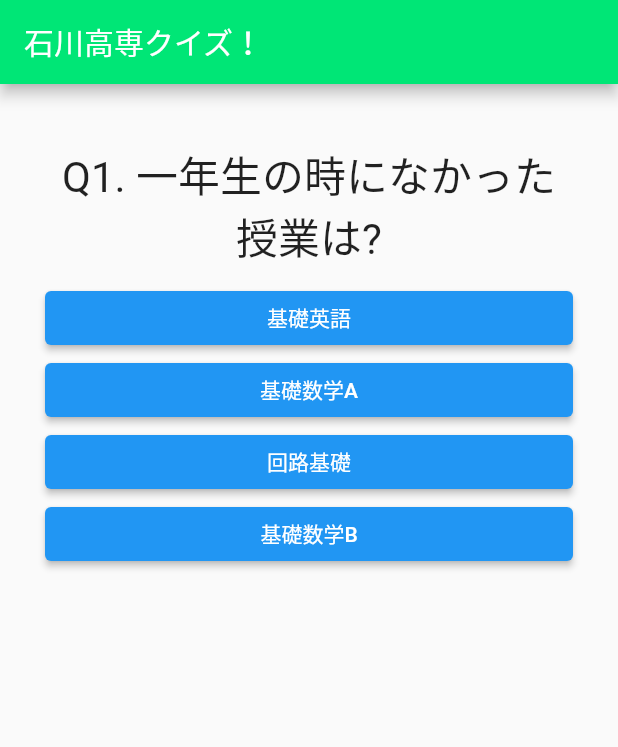
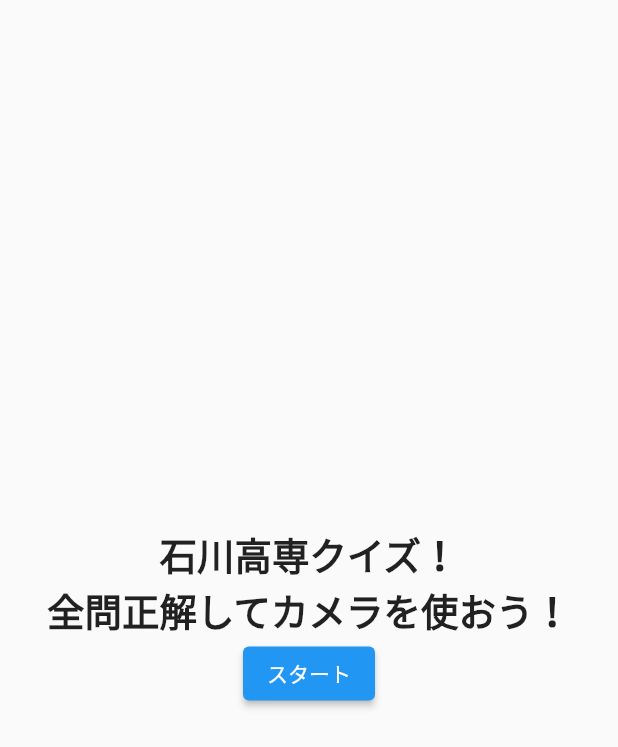
Before and after one commit to Rtosshy/camera_quiz_app, a Flutter app: the screen it shows after launch, on a phone screen of 412 x 824 dp. Shown: the top 747 px of the screen. Run offline on Flutter 3.47's test engine with Material 2 defaults, Android fonts, the light colour scheme and no system bars; our stand-ins replace camera.

Commit message:
Complete the refactor and add the first page

```diff
--- a/lib/answer.dart
+++ b/lib/answer.dart
@@ -15,7 +15,7 @@ class Answer extends StatelessWidget {
         onPressed: () {
           selectHandler();
         },
-      ), //RaisedButton
-    ); //Container
+      ),
+    );
   }
 }
--- /dev/null
+++ b/lib/first.dart
@@ -0,0 +1,117 @@
+import 'package:camera_quiz_app/main.dart';
+import 'package:flutter/material.dart';
+import 'package:camera/camera.dart';
+import 'dart:io';
+import 'dart:async';
+import './quiz.dart';
+import './result.dart';
+
+//void main() => runApp(MyApp());
+
+
+class MyApp extends StatefulWidget {
+  @override
+  State<StatefulWidget> createState() {
+    return _MyAppState();
+  }
+}
+
+class _MyAppState extends State<MyApp> {
+  final _questions = const [
+    {
+      'questionText': 'Q1. 一年生の時になかった授業は?',
+      'answers': [
+        {'text': '基礎英語', 'score': 0},
+        {'text': '基礎数学A', 'score': 0},
+        {'text': '回路基礎', 'score': 10},
+        {'text': '基礎数学B', 'score': 0},
+      ],
+    },
+    {
+      'questionText': 'Q2. 3年生以下で赤点は何点未満?',
+      'answers': [
+        {'text': '30点', 'score': 0},
+        {'text': '40点', 'score': 0},
+        {'text': '50点', 'score': 10},
+        {'text': '60点', 'score': 0},
+      ],
+    },
+    {
+      'questionText': ' Q3. 二年生のプロ基礎で習った言語は？',
+      'answers': [
+        {'text': 'Ruby', 'score': 0},
+        {'text': 'C', 'score': 10},
+        {'text': 'Java', 'score': 0},
+        {'text': 'Python', 'score': 0},
+      ],
+    },
+    {
+      'questionText': 'Q4. 先生の名前と別名の組み合わせが正しいのは？',
+      'answers': [
+        {'text': '長岡先生: 神', 'score': 10},
+        {'text': '金寺先生: 仏', 'score': 10},
+        {'text': '小村先生: 鬼', 'score': 10},
+      ],
+    },
+    {
+      'questionText': 'Q5. 石川高専は昭和40年設立である．',
+      'answers': [
+        {'text': '◯', 'score': 10},
+        {'text': '×', 'score': 0},
+      ],
+    },
+  ];
+
+  var _questionIndex = 0;
+  var _totalScore = 0;
+
+  void _resetQuiz() {
+    setState(() {
+      _questionIndex = 0;
+      _totalScore = 0;
+    });
+    Navigator.push(
+      context,
+      MaterialPageRoute(
+        builder: (context) => FirstPage()
+      )
+    );
+  }
+
+  void _answerQuestion(int score) {
+    _totalScore += score;
+
+    setState(() {
+      _questionIndex = _questionIndex + 1;
+    });
+    print(_questionIndex);
+    if (_questionIndex < _questions.length) {
+      print('We have more questions!');
+    } else {
+      print('No more questions!');
+    }
+  }
+
+  @override
+  Widget build(BuildContext context) {
+    return MaterialApp(
+      home: Scaffold(
+        appBar: AppBar(
+          title: Text('石川高専クイズ！'),
+          backgroundColor: Color(0xFF00E676),
+        ),
+        body: Padding(
+          padding: const EdgeInsets.all(30.0),
+          child: _questionIndex < _questions.length
+              ? Quiz(
+                  answerQuestion: _answerQuestion,
+                  questionIndex: _questionIndex,
+                  questions: _questions,
+                )
+              : Result(_totalScore, _resetQuiz),
+        ),
+      ),
+      debugShowCheckedModeBanner: false,
+    );
+  }
+}
--- a/lib/main.dart
+++ b/lib/main.dart
@@ -1,123 +1,57 @@
+import 'package:camera_quiz_app/first.dart';
 import 'package:flutter/material.dart';
-import 'package:camera/camera.dart';
-import 'dart:io';
-import 'dart:async';
-import './quiz.dart';
-import './result.dart';
+import 'package:flutter/painting.dart';
+import 'package:path/path.dart';
 
-void main() => runApp(MyApp());
+void main() => runApp(FirstPage());
 
-class Firstpage extends StatefulWidget {
-  const Firstpage({Key? key}) : super(key: key);
-
-  @override
-  _FirstpageState createState() => _FirstpageState();
-}
-
-class _FirstpageState extends State<Firstpage> {
-  @override
-  Widget build(BuildContext context) {
-    return Scaffold();
-  }
-}
-
-class MyApp extends StatefulWidget {
-  @override
-  State<StatefulWidget> createState() {
-    return _MyAppState();
-  }
-}
-
-class _MyAppState extends State<MyApp> {
-  final _questions = const [
-    {
-      'questionText': 'Q1. 一年生の時になかった授業は?',
-      'answers': [
-        {'text': '基礎英語', 'score': 0},
-        {'text': '基礎数学A', 'score': 0},
-        {'text': '回路基礎', 'score': 10},
-        {'text': '基礎数学B', 'score': 0},
-      ],
-    },
-    {
-      'questionText': 'Q2. 赤点は何点未満?',
-      'answers': [
-        {'text': '30点', 'score': 0},
-        {'text': '40点', 'score': 0},
-        {'text': '50点', 'score': 10},
-        {'text': '60点', 'score': 0},
-      ],
-    },
-    {
-      'questionText': ' Q3. 二年生のプロ基礎で習った言語は？',
-      'answers': [
-        {'text': 'Ruby', 'score': 0},
-        {'text': 'C', 'score': 10},
-        {'text': 'Java', 'score': 0},
-        {'text': 'Python', 'score': 0},
-      ],
-    },
-    {
-      'questionText': 'Q4. 先生の名前と別名の組み合わせが正しいのは？',
-      'answers': [
-        {'text': '長岡先生: 神', 'score': 10},
-        {'text': '金寺先生: 仏', 'score': 10},
-        {'text': '小村先生: 鬼', 'score': 10},
-      ],
-    },
-    {
-      'questionText': 'Q5. 石川高専は昭和40年設立である．',
-      'answers': [
-        {'text': '◯', 'score': 10},
-        {'text': '×', 'score': 0},
-      ],
-    },
-  ];
-
-  var _questionIndex = 0;
-  var _totalScore = 0;
-
-  void _resetQuiz() {
-    setState(() {
-      _questionIndex = 0;
-      _totalScore = 0;
-    });
-  }
-
-  void _answerQuestion(int score) {
-    _totalScore += score;
-
-    setState(() {
-      _questionIndex = _questionIndex + 1;
-    });
-    print(_questionIndex);
-    if (_questionIndex < _questions.length) {
-      print('We have more questions!');
-    } else {
-      print('No more questions!');
-    }
-  }
+class FirstPage extends StatelessWidget {
+  const FirstPage({Key? key}) : super(key: key);
 
   @override
   Widget build(BuildContext context) {
     return MaterialApp(
-      home: Scaffold(
-        appBar: AppBar(
-          title: Text('石川高専クイズ！'),
-          backgroundColor: Color(0xFF00E676),
-        ),
-        body: Padding(
-          padding: const EdgeInsets.all(30.0),
-          child: _questionIndex < _questions.length
-              ? Quiz(
-                  answerQuestion: _answerQuestion,
-                  questionIndex: _questionIndex,
-                  questions: _questions,
-                ) //Quiz
-              : Result(_totalScore, _resetQuiz),
-        ), //Padding
-      ), //Scaffold
-      debugShowCheckedModeBanner: false,
-    ); //MaterialApp
+      title: "HomePage",
+      theme: ThemeData(primarySwatch: Colors.blue),
+      home: HomePage(),
+    );
   }
 }
+
+class HomePage extends StatelessWidget {
+  @override
+  Widget build(BuildContext context) {
+    final size = MediaQuery.of(context).size;
+
+    return Scaffold(
+      body: Center(
+        child: Column(
+          mainAxisAlignment: MainAxisAlignment.center,
+          children: <Widget>[
+            Text(
+              '石川高専クイズ！',
+              style: TextStyle(fontSize: 25, fontWeight: FontWeight.bold),
+              textAlign: TextAlign.center,
+              ),
+            Text(
+              '全問正解してカメラを使おう！',
+              style: TextStyle(fontSize: 25, fontWeight: FontWeight.bold),
+              textAlign: TextAlign.center,
+            ),
+            ElevatedButton(
+                child: Text("スタート"),
+                onPressed: () {
+                  Navigator.push(
+                    context,
+                    MaterialPageRoute(
+                      builder: (context) => MyApp()
+                    )
+                  );
+                }
+            )
+          ],
+        ),
+      ),
+    );
+  }
+}
--- a/lib/question.dart
+++ b/lib/question.dart
@@ -1,12 +1,10 @@
 import 'package:flutter/material.dart';
 
-class Question extends StatelessWidget {
+class Question extends StatelessWidget{
   final String questionText;
-
   Question(this.questionText);
-
   @override
-Widget build(BuildContext context) {
+  Widget build(BuildContext context){
     return Container(
       width: double.infinity,
       margin: EdgeInsets.all(10),
@@ -14,7 +12,7 @@ Widget build(BuildContext context) {
         questionText,
         style: TextStyle(fontSize: 28),
         textAlign: TextAlign.center,
-	), //Text
-	); //Container
+      ),
+    );
   }
 }
--- a/lib/quiz.dart
+++ b/lib/quiz.dart
@@ -3,7 +3,7 @@ import 'package:flutter/material.dart';
 import './answer.dart';
 import './question.dart';
 
-class Quiz extends StatelessWidget {
+class Quiz extends StatelessWidget{
   final List<Map<String, Object>> questions;
   final int questionIndex;
   final Function answerQuestion;
@@ -15,18 +15,18 @@ class Quiz extends StatelessWidget {
   });
 
   @override
-  Widget build(BuildContext context) {
+  Widget build(BuildContext context){
     return Column(
       children: [
         Question(
           questions[questionIndex]['questionText'] as String,
-        ), //Question
+        ),
         ...(questions[questionIndex]['answers'] as List<Map<String, Object>>)
-            .map((answer) {
+            .map((answer){
           return Answer(
               () => answerQuestion(answer['score']), answer['text'] as String);
         }).toList()
       ],
-    ); //Column
+    );
   }
 }
```
Also changed, not shown: lib/camera.dart (+4 -30 lines), lib/result.dart (+12 -15 lines), 1 other file. Lines whose indentation alone changed are shown as unchanged.
